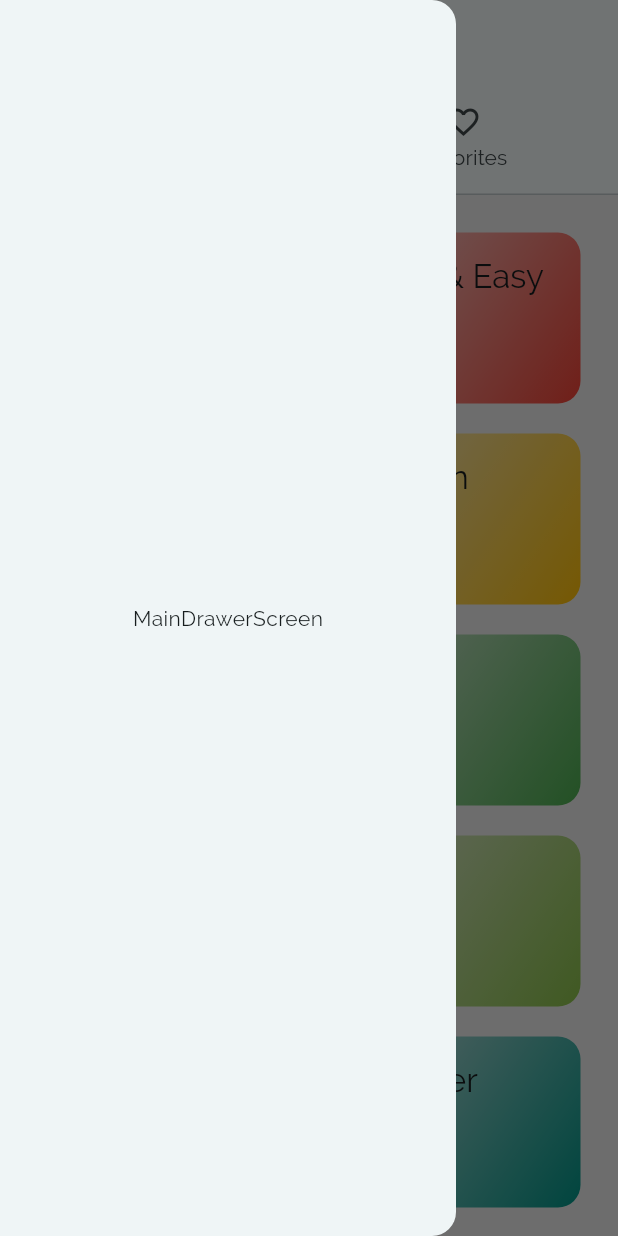
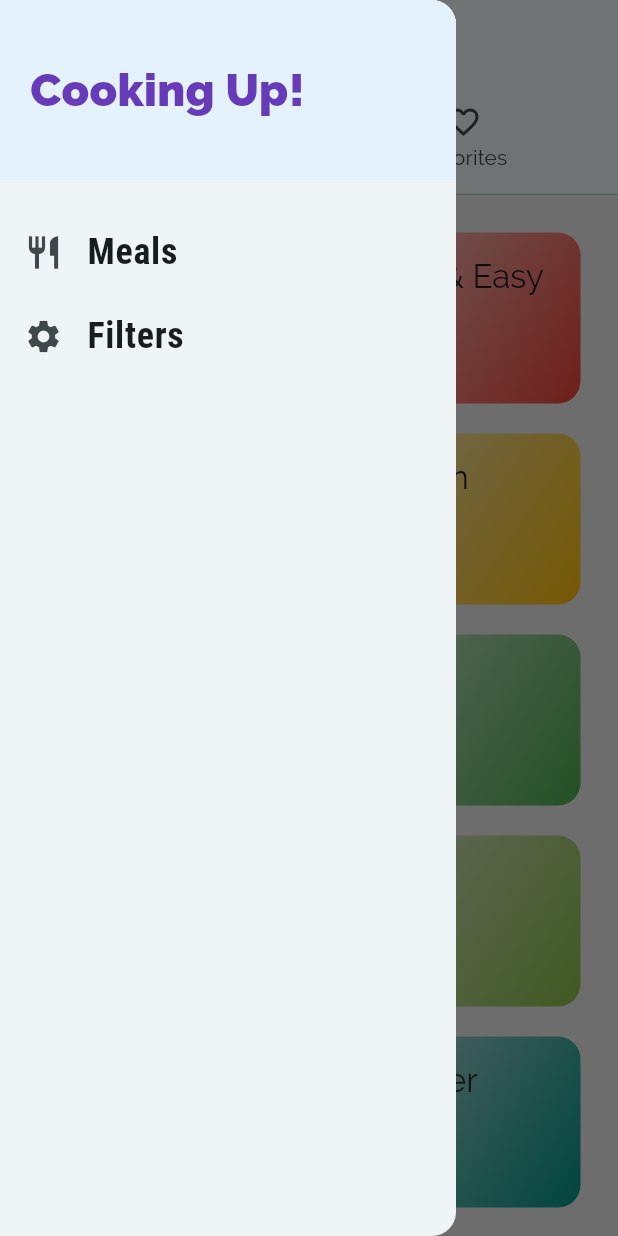
Before and after one commit to RimidalU/deli_meals_list, a Flutter app: the screen it shows after launch, with the side drawer open, on a phone screen of 412 x 824 dp. Run offline on Flutter 3.47's test engine with Material 2 defaults, Android fonts, the light colour scheme and no system bars.

Commit message:
feat: implement buildListTitle

```diff
--- a/lib/features/main_drawer/view/main_drawer_screen.dart
+++ b/lib/features/main_drawer/view/main_drawer_screen.dart
@@ -3,11 +3,57 @@ import 'package:flutter/material.dart';
 class MainDrawerScreen extends StatelessWidget {
   const MainDrawerScreen({super.key});
 
+  Widget buildListTitle({required title, required IconData icon}) {
+    return ListTile(
+      leading: Icon(
+        icon,
+        size: 26,
+      ),
+      title: Text(
+        title,
+        style: const TextStyle(
+            fontFamily: 'RobotoCondensed',
+            fontSize: 24,
+            fontWeight: FontWeight.bold),
+      ),
+      onTap: () {},
+    );
+  }
+
   @override
   Widget build(BuildContext context) {
-    return const Drawer(
+    return Drawer(
       child: Center(
-        child: Text('MainDrawerScreen'),
+        child: Column(
+          children: [
+            Container(
+              height: 120,
+              width: double.infinity,
+              padding: const EdgeInsets.all(20),
+              alignment: Alignment.centerLeft,
+              color: Theme.of(context).secondaryHeaderColor,
+              child: Text(
+                'Cooking Up!',
+                style: TextStyle(
+                  fontWeight: FontWeight.w900,
+                  fontSize: 30,
+                  color: Theme.of(context).primaryColor,
+                ),
+              ),
+            ),
+            const SizedBox(
+              height: 20,
+            ),
+            buildListTitle(
+              title: 'Meals',
+              icon: Icons.restaurant,
+            ),
+            buildListTitle(
+              title: 'Filters',
+              icon: Icons.settings,
+            ),
+          ],
+        ),
       ),
     );
   }
```
